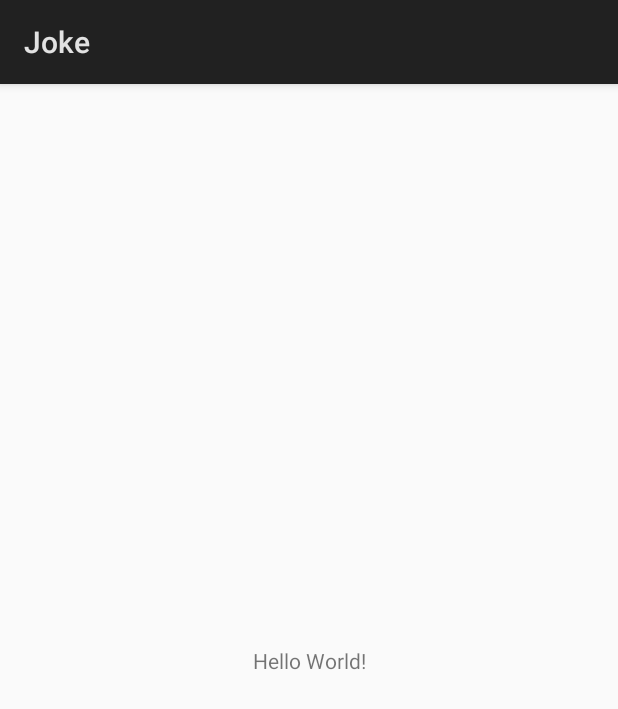
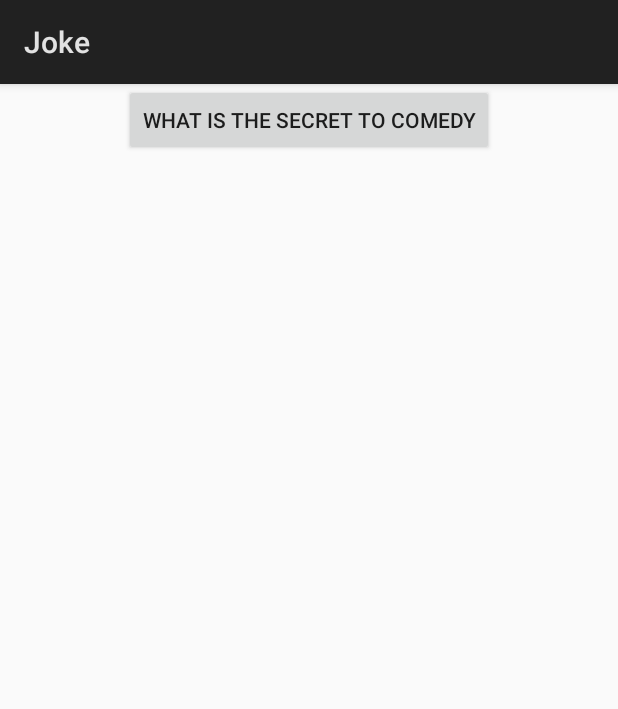
Before and after one commit to umphreyc19/Joke, an Android app: the screen it shows after launch (MainActivity), on a phone screen of 412 x 824 dp. Shown: the top 709 px of the screen. Run offline under Robolectric (Android 15) with nearby library versions, the phone set to English and light mode, and no system bars.

Commit message:
A lot of stuff

```diff
--- a/app/src/main/res/layout/activity_main.xml
+++ b/app/src/main/res/layout/activity_main.xml
@@ -1,18 +1,23 @@
 <?xml version="1.0" encoding="utf-8"?>
-<android.support.constraint.ConstraintLayout xmlns:android="http://schemas.android.com/apk/res/android"
-    xmlns:app="http://schemas.android.com/apk/res-auto"
+<RelativeLayout xmlns:android="http://schemas.android.com/apk/res/android"
     xmlns:tools="http://schemas.android.com/tools"
     android:layout_width="match_parent"
     android:layout_height="match_parent"
     tools:context=".MainActivity">
 
-    <TextView
+    <Button
         android:layout_width="wrap_content"
         android:layout_height="wrap_content"
-        android:text="Hello World!"
-        app:layout_constraintBottom_toBottomOf="parent"
-        app:layout_constraintLeft_toLeftOf="parent"
-        app:layout_constraintRight_toRightOf="parent"
-        app:layout_constraintTop_toTopOf="parent" />
+        android:text="@string/button_text"
+        android:id="@+id/button"
+        android:onClick="onClick"
+        android:layout_alignParentTop="true"
+        android:layout_centerHorizontal="true"/>
 
-</android.support.constraint.ConstraintLayout>
+
+
+
+
+
+
+</RelativeLayout>
--- a/app/src/main/res/values/strings.xml
+++ b/app/src/main/res/values/strings.xml
@@ -1,3 +1,5 @@
 <resources>
     <string name="app_name">Joke</string>
+    <string name="button_text">What is the secret to comedy</string>
+    <string name="button_response">Timing!</string>
 </resources>
```
Also changed, not shown: app/src/main/java/com/example/zx/joke/DelayedMessageService.java (+15 -0 lines), app/src/main/java/com/example/zx/joke/MainActivity.java (+8 -0 lines).
